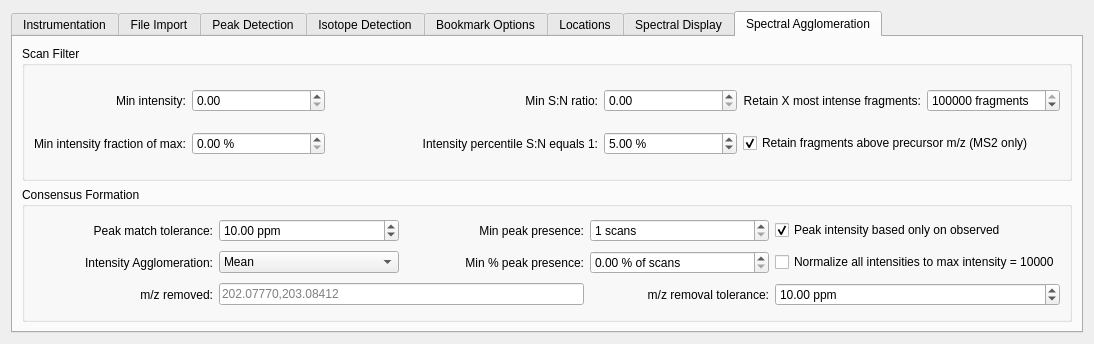
Old version of the form src/maven/forms/settingsform.ui in the repository eugenemel/maven.
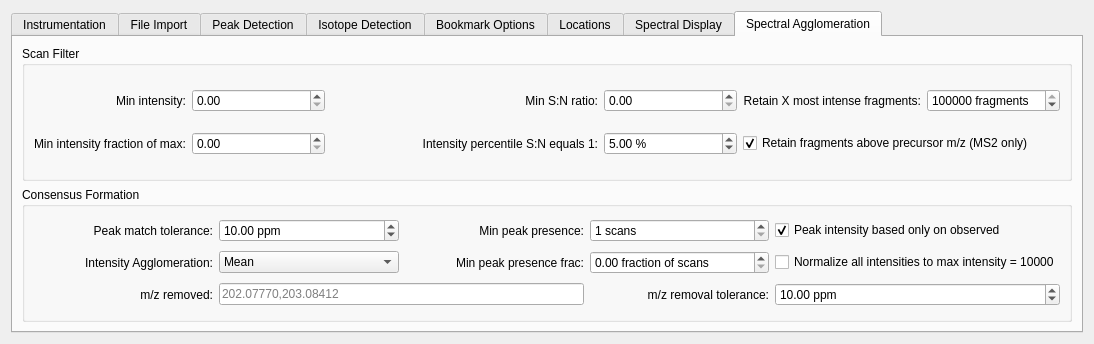
New version of the form. The open tabs and pages were chosen to show the change. Icons and pictures are not drawn.

Commit message: Issue 816: Rework settings form to more intuitively handle fraction parameters.

```diff
--- a/src/maven/forms/settingsform.ui
+++ b/src/maven/forms/settingsform.ui
@@ -1586,7 +1586,7 @@
           <item row="1" column="1">
            <widget class="QDoubleSpinBox" name="spnScanFilterMinIntensityFraction">
             <property name="suffix">
-             <string> %</string>
+             <string/>
             </property>
             <property name="maximum">
              <double>100.000000000000000</double>
@@ -1706,7 +1706,7 @@
           <item row="1" column="3">
            <widget class="QDoubleSpinBox" name="spnConsensusMinPeakPresenceFraction">
             <property name="suffix">
-             <string> % of scans</string>
+             <string> fraction of scans</string>
             </property>
             <property name="maximum">
              <double>100.000000000000000</double>
@@ -1760,7 +1760,7 @@
           <item row="1" column="2">
            <widget class="QLabel" name="lblConsensusMinPeakPresenceFraction">
             <property name="text">
-             <string>Min % peak presence:</string>
+             <string>Min peak presence frac:</string>
             </property>
             <property name="alignment">
              <set>Qt::AlignRight|Qt::AlignTrailing|Qt::AlignVCenter</set>
```
Left out of the diff: 60 changed lines with no effect on the pictures. The commit also changes 1 other file.
